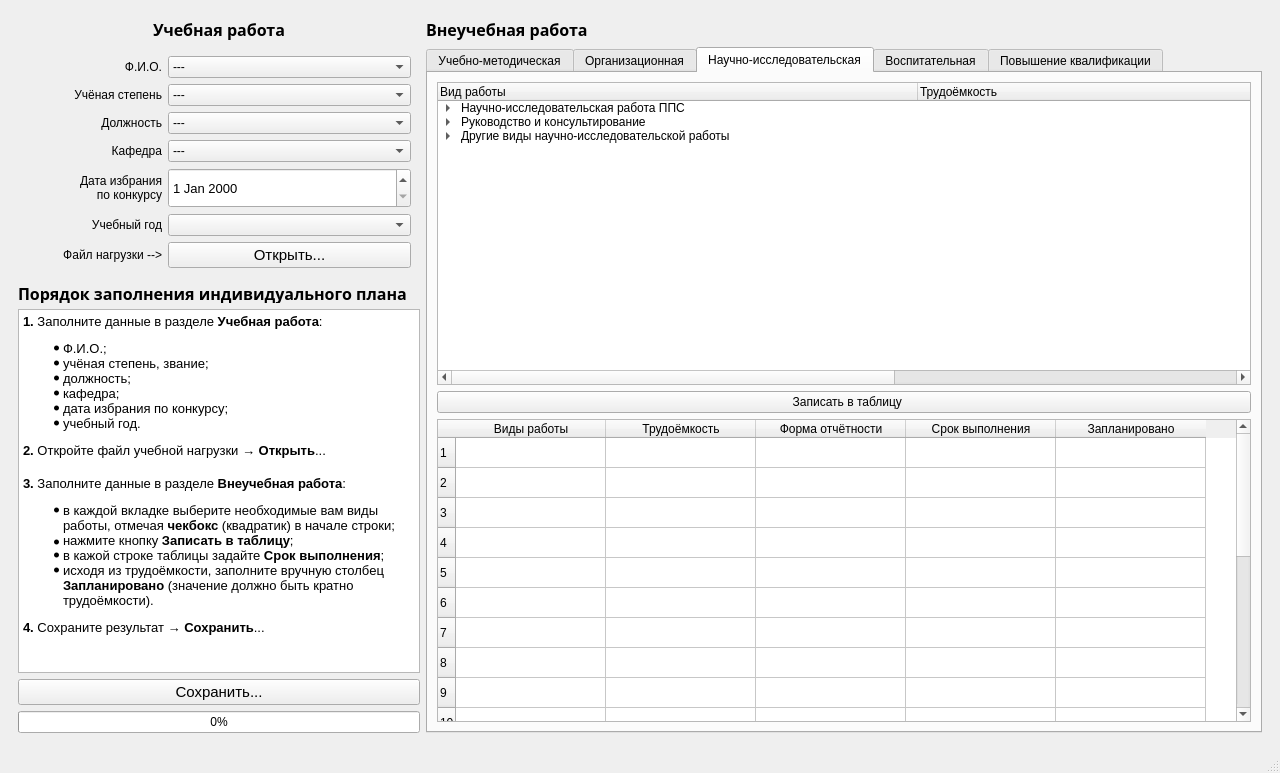
This is iplan-design.ui in motor1n/iplan as Qt 5 draws it before an edit. The edited form follows.
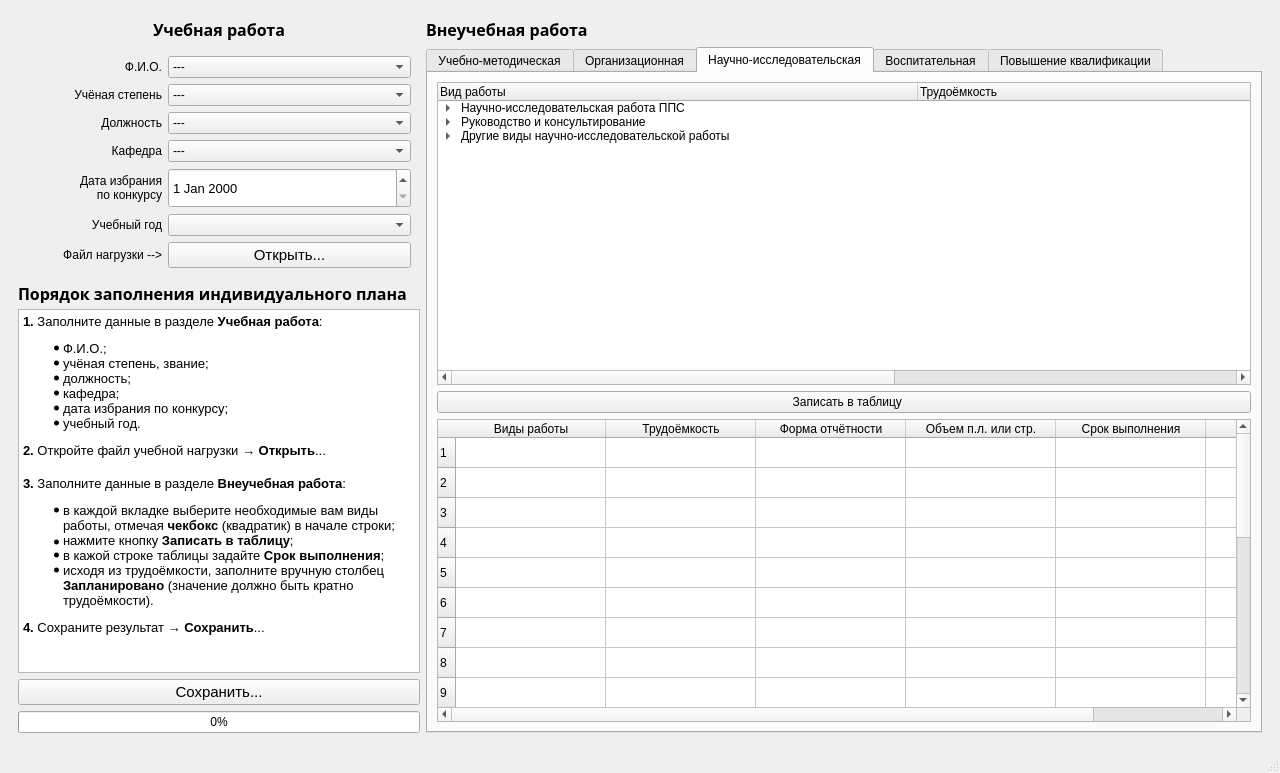
This is the edited form. The open tabs and pages were chosen to show the change. Icons and pictures are not drawn.

Commit message: iPlan 0.0.5 на develop

Diff of the .ui file:
```diff
--- a/iplan-design.ui
+++ b/iplan-design.ui
@@ -2500,6 +2500,11 @@
                <string>Форма отчётности</string>
               </property>
              </column>
+             <column>
+              <property name="text">
+               <string>Объем п.л. или стр.</string>
+              </property>
+             </column>
              <column>
               <property name="text">
                <string>Срок выполнения</string>
```
Left out of the diff: 20 changed lines with no effect on the pictures. The commit also changes 2 other files.
